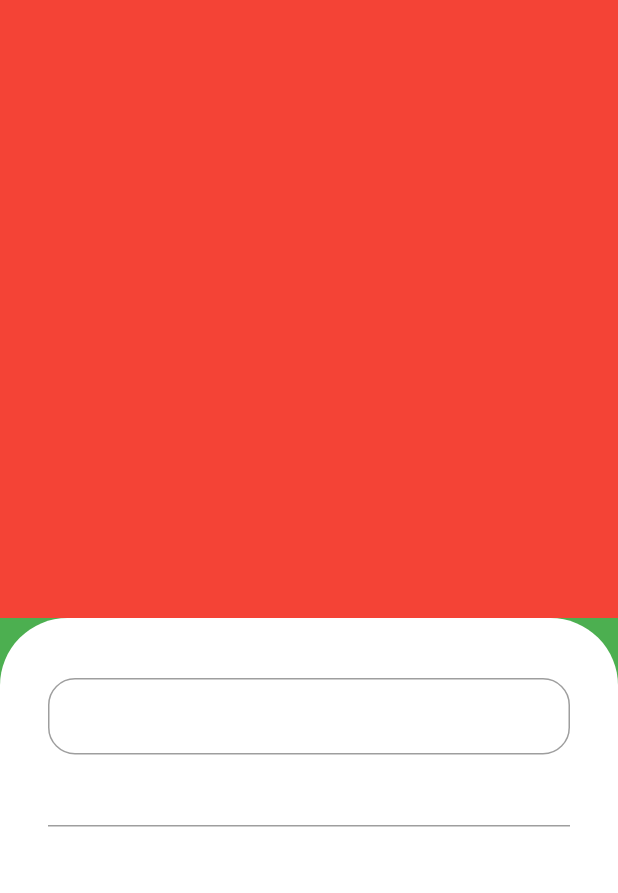
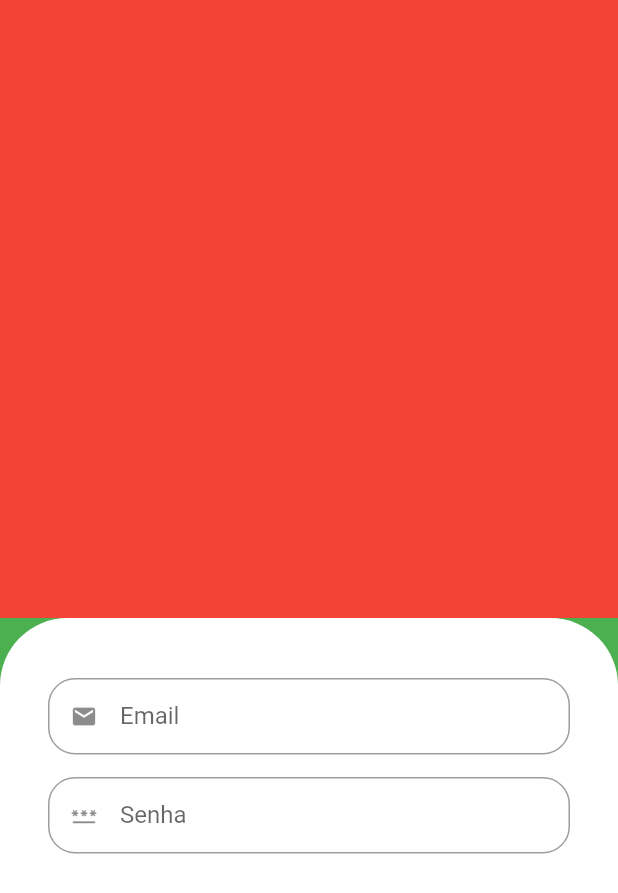
Before and after one commit to rafaelsrabelo/greengrocer, a Flutter app: the screen it shows after launch, on a phone screen of 412 x 824 dp. Shown: the top 893 px of the screen. Run offline on Flutter 3.47's test engine with Material 2 defaults, Android fonts, the phone set to English and light mode, and no system bars.

Commit message:
created widget custom_text_field

```diff
--- a/lib/src/pages/sign_in_screen.dart
+++ b/lib/src/pages/sign_in_screen.dart
@@ -1,4 +1,5 @@
 import 'package:flutter/material.dart';
+import 'package:greengrocer/src/widgets/custom_text_field.dart';
 
 class SignInScreen extends StatelessWidget {
   const SignInScreen({super.key});
@@ -15,31 +16,27 @@ class SignInScreen extends StatelessWidget {
             ),
           ),
           Expanded(
-            child: Container(
-              padding: EdgeInsets.symmetric(
-                horizontal: 32,
-                vertical: 40
-              ),
-              decoration: const BoxDecoration(
-              color: Colors.white,
-              borderRadius: BorderRadius.vertical(top: Radius.circular(45),
-              )
-            ),
+              child: Container(
+            padding: EdgeInsets.symmetric(horizontal: 32, vertical: 40),
+            decoration: const BoxDecoration(
+                color: Colors.white,
+                borderRadius: BorderRadius.vertical(
+                  top: Radius.circular(45),
+                )),
             child: Column(
-              children: [
-                TextFormField(
-                  decoration: InputDecoration(
-                    isDense: true,
-                    border: OutlineInputBorder(
-                      borderRadius: BorderRadius.circular(18)
-                    )
-                  ),
+              children: const [
+                CustomTextiField(
+                  icon: Icons.email,
+                  label: 'Email',
                 ),
-                TextFormField(),
+                CustomTextiField(
+                  icon: Icons.password,
+                  label: 'Senha',
+                  isObscure: true,
+                ),
               ],
             ),
-          )
-          )
+          ))
         ],
       ),
     );
--- /dev/null
+++ b/lib/src/widgets/custom_text_field.dart
@@ -0,0 +1,26 @@
+import 'package:flutter/material.dart';
+
+class CustomTextiField extends StatelessWidget {
+
+  final IconData icon;
+  final String label;
+  final bool isObscure;
+
+  const CustomTextiField({super.key, required this.icon, required this.label, this.isObscure = false});
+
+  @override
+  Widget build(BuildContext context) {
+    return Padding(
+      padding: const EdgeInsets.only(bottom: 15),
+      child: TextFormField(
+        obscureText: isObscure,
+        decoration: InputDecoration(
+            prefixIcon: Icon(icon),
+            labelText: label,
+            isDense: true,
+            border:
+                OutlineInputBorder(borderRadius: BorderRadius.circular(18))),
+      ),
+    );
+  }
+}
```
